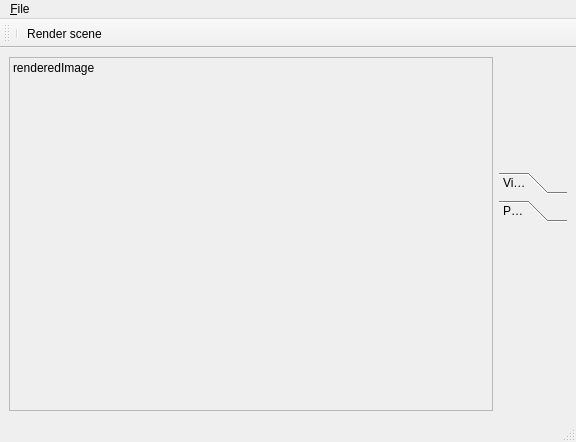
Above: lib/mainwindow.ui from thiagowfx/raytracer-lcg-2014 before the change. Below: the same form after it.
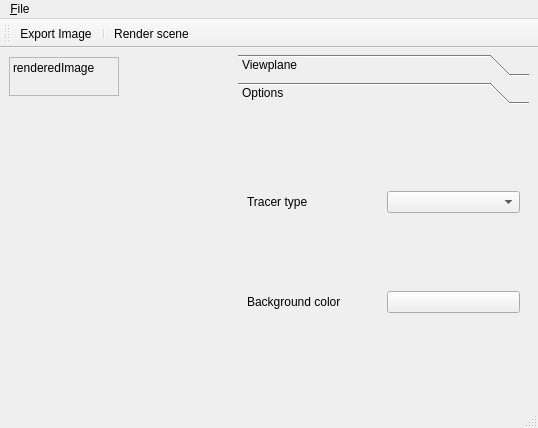
That is the form after the change. The open tabs and pages were chosen to show the change. Icons and pictures are not drawn.

Commit message: Raytracer namespace for almost everything. ViewPlane and World completely native. Background color added to the GUI. Several tweaks.

Diff of the .ui file:
```diff
--- a/lib/mainwindow.ui
+++ b/lib/mainwindow.ui
@@ -6,19 +6,25 @@
    <rect>
     <x>0</x>
     <y>0</y>
-    <width>576</width>
-    <height>442</height>
+    <width>538</width>
+    <height>428</height>
    </rect>
   </property>
   <property name="windowTitle">
    <string>Raytracer</string>
   </property>
   <widget class="QWidget" name="centralwidget">
-   <layout class="QHBoxLayout" name="horizontalLayout">
-    <item>
      <widget class="QLabel" name="renderedImage">
+    <property name="geometry">
+     <rect>
+      <x>9</x>
+      <y>9</y>
+      <width>110</width>
+      <height>39</height>
+     </rect>
+    </property>
       <property name="sizePolicy">
-       <sizepolicy hsizetype="MinimumExpanding" vsizetype="MinimumExpanding">
+     <sizepolicy hsizetype="Expanding" vsizetype="Expanding">
         <horstretch>0</horstretch>
         <verstretch>0</verstretch>
        </sizepolicy>
@@ -36,9 +42,15 @@
        <number>10</number>
       </property>
      </widget>
-    </item>
-    <item>
      <widget class="QToolBox" name="toolBox">
+    <property name="geometry">
+     <rect>
+      <x>238</x>
+      <y>6</y>
+      <width>291</width>
+      <height>341</height>
+     </rect>
+    </property>
       <property name="sizePolicy">
        <sizepolicy hsizetype="Maximum" vsizetype="Maximum">
         <horstretch>0</horstretch>
@@ -174,24 +186,48 @@
         <rect>
          <x>0</x>
          <y>0</y>
-         <width>68</width>
-         <height>68</height>
+       <width>291</width>
+       <height>279</height>
         </rect>
        </property>
        <attribute name="label">
-        <string>Page 2</string>
-       </attribute>
-      </widget>
+      <string>Options</string>
+     </attribute>
+     <layout class="QGridLayout" name="gridLayout_3">
+      <item row="0" column="0">
+       <widget class="QLabel" name="tracerTypeLabel">
+        <property name="text">
+         <string>Tracer type</string>
+        </property>
+       </widget>
+      </item>
+      <item row="0" column="1">
+       <widget class="QComboBox" name="tracerTypeComboBox"/>
+      </item>
+      <item row="1" column="0">
+       <widget class="QLabel" name="backgroundColorLabel">
+        <property name="text">
+         <string>Background color</string>
+        </property>
+       </widget>
+      </item>
+      <item row="1" column="1">
+       <widget class="QPushButton" name="backgroundColorPushButton">
+        <property name="text">
+         <string/>
+        </property>
      </widget>
     </item>
    </layout>
+    </widget>
+   </widget>
   </widget>
   <widget class="QMenuBar" name="menubar">
    <property name="geometry">
     <rect>
      <x>0</x>
      <y>0</y>
-     <width>576</width>
+     <width>538</width>
      <height>22</height>
     </rect>
    </property>
@@ -216,6 +252,7 @@
    <attribute name="toolBarBreak">
     <bool>false</bool>
    </attribute>
+   <addaction name="actionExport_Image"/>
    <addaction name="separator"/>
    <addaction name="actionRender_scene"/>
   </widget>
@@ -249,7 +286,19 @@
     <string>Render scene</string>
    </property>
    <property name="shortcut">
-    <string>F5, Space</string>
+    <string>F5, Ctrl+R</string>
+   </property>
+  </action>
+  <action name="actionExport_Image">
+   <property name="icon">
+    <iconset resource="resources.qrc">
+     <normaloff>:/assets/assets/document-save-as-32x32.png</normaloff>:/assets/assets/document-save-as-32x32.png</iconset>
+   </property>
+   <property name="text">
+    <string>Export Image</string>
+   </property>
+   <property name="shortcut">
+    <string>Ctrl+S</string>
    </property>
   </action>
  </widget>
```
Left out of the diff: 4 changed lines with no effect on the pictures. Lines whose indentation alone changed are shown as unchanged. The commit also changes 52 other files.
